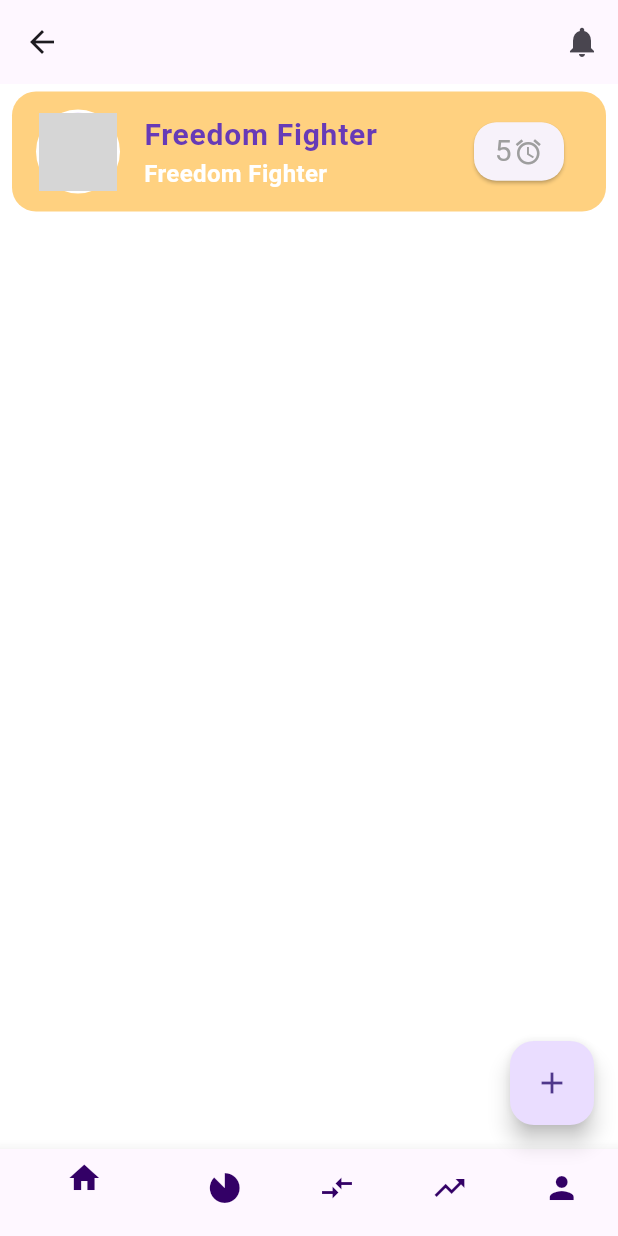
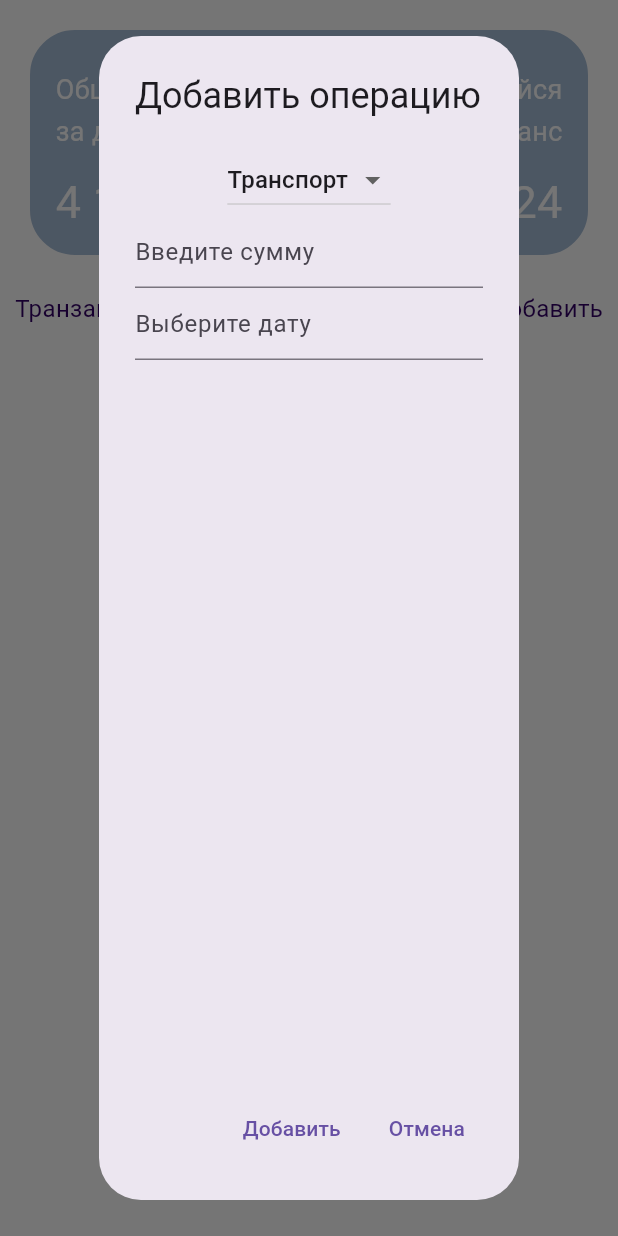
Before and after one commit to allexandrsokollov/FFF, a Flutter app: the MainScreen screen opened directly, after a tap on the "add" icon, on a phone screen of 412 x 824 dp. Run offline on Flutter 3.47's test engine with Material 3 defaults, Android fonts, the light colour scheme and no system bars; our stand-ins replace flutter_otp_text_field; accounts and stored records are empty; grey boxes are pictures that could not be loaded.

Commit message:
Made MainScreen (added transactions and balance)

```diff
--- a/mobile/lib/LoginScreen.dart
+++ b/mobile/lib/LoginScreen.dart
@@ -1,4 +1,5 @@
 import 'package:app_planning_budget/MainScreen.dart';
+import 'package:app_planning_budget/Pages.dart';
 import 'package:flutter/cupertino.dart';
 import 'package:flutter/material.dart';
 import 'package:flutter/painting.dart';
@@ -141,7 +142,7 @@ class _PasswordFieldState extends State<PasswordField> {
 }
 
 void goToTheMainScreen(BuildContext context) {
-  Navigator.push(context, MaterialPageRoute(builder: (context) => MainScreen()));
+  Navigator.push(context, MaterialPageRoute(builder: (context) => Pages()));
 }
 
 class LoginButton extends StatelessWidget {
--- a/mobile/lib/MainScreen.dart
+++ b/mobile/lib/MainScreen.dart
@@ -1,7 +1,9 @@
 import 'package:flutter/cupertino.dart';
 import 'package:flutter/material.dart';
 import 'package:flutter/painting.dart';
+import 'package:flutter/services.dart';
 import 'package:flutter/widgets.dart';
+import 'package:intl/intl.dart';
 
 class MainScreen extends StatefulWidget {
   const MainScreen({super.key});
@@ -12,14 +14,32 @@ class MainScreen extends StatefulWidget {
 
 class MainScreenState extends State<MainScreen> {
   List<Widget> transactions = [];
+  final TextEditingController sumController = TextEditingController();
+  final TextEditingController dateController = TextEditingController();
+  String selectedCategory = "Транспорт";
+
+  List<DropdownMenuItem<String>> categories = [
+    DropdownMenuItem(child: Text("Транспорт"), value: "Транспорт"),
+    DropdownMenuItem(child: Text('Рестораны'), value: "Рестораны")
+  ];
 
   void addTransaction() {
       setState(() {
         transactions.add(transaction());
       });
+
+      Navigator.pop(context);
+
+      //sumController.dispose();
+  }
+
+  @override
+  void dispose() {
+    super.dispose();
   }
 
     Widget transaction() {
+
     return Container(
       height: 80,
       margin: const EdgeInsets.only(top: 5,left: 8,right: 8),
@@ -35,50 +55,12 @@ class MainScreenState extends State<MainScreen> {
             child: CircleAvatar(
               radius:  26,
               backgroundImage:  NetworkImage(
-                  "https://i.pinimg.com/originals/71/83/70/7183704aac01413c86805c19c1586e2b.jpg"),
+                  "https://img2.freepng.ru/20180721/plg/kisspng-computer-icons-rss-web-feed-blog-for-inspiration-and-recognition-of-science-and-tec-5b532bd6a76a01.8609731515321773666857.jpg"),
             ),
           ),
-          title: const Text(
-            "Freedom Fighter",
-            style: TextStyle(fontSize: 20, fontWeight: FontWeight.w700,color: Colors.deepPurple),
-          ),
-          subtitle: const Text(
-            'Freedom Fighter',
-            style: TextStyle(
-                fontWeight: FontWeight.w600,
-                fontSize: 16,
-                color: Colors.white),
-          ),
-          trailing: Card(
-            elevation: 1,
-            shape: RoundedRectangleBorder(
-              borderRadius: BorderRadius.circular(15.0),
-            ),
-            child: Padding(
-              padding: const EdgeInsets.all(5.0),
-              child: Container(
-                width: 50,
-                child: const Row(
-                  mainAxisSize: MainAxisSize.min,
-                  mainAxisAlignment: MainAxisAlignment.center,
-                  children: [
-                    Text('5',
-                        style: TextStyle(
-                            fontSize: 20, color: Colors.grey)),
-                    SizedBox(
-                      width: 1,
-                    ),
-                    Icon(
-                      Icons.access_alarms_outlined,
-                      textDirection: TextDirection.rtl,
-                      size: 20,
-                      color: Colors.grey,
-                    )
-                  ],
-                ),
-              ),
-            ),
-          ),
+          title: Text(selectedCategory, style: TextStyle(fontSize: 20)),
+          subtitle: Text(dateController.text, style: TextStyle(fontSize: 12)),
+          trailing: Text(sumController.text + "₽", style: TextStyle(fontSize: 22)),
         ),
       ),
     );
@@ -87,33 +69,151 @@ class MainScreenState extends State<MainScreen> {
   @override
   Widget build(BuildContext context) {
     return  Scaffold(
-      appBar: AppBar(
-        actions: [
-          IconButton(onPressed: () {}, icon: Icon(Icons.notifications))
+      backgroundColor: Colors.white,
+      body: Column(
+        children: [
+          Padding(
+              padding: EdgeInsets.all(20),
+            child: Container(
+                height: 150,
+                width: double.infinity,
+                decoration: BoxDecoration(
+                    color: Color(0xffA6BDD7),
+                    border: Border.all(width: 2, color: Color(0xffA6BDD7)),
+                    borderRadius: BorderRadius.circular(30)
+                ),
+                child: const Row(
+                  children: [
+                    Column(
+                      crossAxisAlignment: CrossAxisAlignment.start,
+                      children: [
+                        SizedBox(height: 10),
+                        Padding(
+                          padding: EdgeInsets.fromLTRB(15, 15, 0, 0),
+                          child: Text('Общие расходы', style: TextStyle(fontSize: 18, color: Colors.white)),
+                        ),
+                        Padding(
+                          padding: EdgeInsets.fromLTRB(15, 2, 0, 0),
+                          child: Text('за день', style: TextStyle(fontSize: 18, color: Colors.white)),
+                        ),
+                        SizedBox(height: 10),
+                        Padding(
+                          padding: EdgeInsets.fromLTRB(15, 2, 0, 0),
+                          child: Text('4 123', style: TextStyle(fontSize: 30, color: Colors.white)),
+                        ),
                       ],
                     ),
+                    Spacer(),
+                    Column(
+                      crossAxisAlignment: CrossAxisAlignment.end,
+                      children: [
+                        SizedBox(height: 10),
+                        Padding(
+                          padding: EdgeInsets.fromLTRB(0, 15, 15, 0),
+                          child: Text('Оставшийся', style: TextStyle(fontSize: 18, color: Colors.white)),
+                        ),
+                        Padding(
+                          padding: EdgeInsets.fromLTRB(0, 2, 15, 0),
+                          child: Text('баланс', style: TextStyle(fontSize: 18, color: Colors.white)),
+                        ),
+                        SizedBox(height: 10),
+                        Padding(
+                          padding: EdgeInsets.fromLTRB(0, 2, 15, 0),
+                          child: Text('8 924', style: TextStyle(fontSize: 30, color: Colors.white)),
+                        ),
+                      ],
+                    )
+                  ],
+                )
+            ),
+          ),
+          Row(
+            children: [
+              const Padding(padding: EdgeInsets.fromLTRB(10, 0, 0, 0), child: Text('Транзакции', style: TextStyle(color: Color(0xff330066), fontSize: 16))),
+              const Spacer(),
+              CircleAvatar(
+                backgroundColor: Color(0xff330066),
+                radius: 16,
+                child:  CircleAvatar(
                   backgroundColor: Colors.white,
-      body: Center(
+                  radius: 14,
+                  child: AddTransactionDialog(context)
+                )
+              ),
+              const SizedBox(width: 10),
+              const Padding(padding: EdgeInsets.fromLTRB(0, 0, 10, 0), child: Text('Добавить', style: TextStyle(color: Color(0xff330066), fontSize: 16))),
+            ],
+          ),
+          Expanded(
             child: ListView.builder(
               itemCount: transactions.length,
               itemBuilder: (context,index){
                 return transactions[index];
               }),
+          )
+        ]),
+    );
+  }
+
+  Widget AddTransactionDialog(BuildContext context) {
+    return IconButton(
+      padding: EdgeInsets.zero,
+      onPressed: () => showDialog(
+          context: context,
+          builder: (context) {
+            return StatefulBuilder(
+                builder: (context, setState) {
+                  return AlertDialog(
+                    title: const Text("Добавить операцию"),
+                    content: Column(
+                      children: [
+                        DropdownButton(
+                            value: selectedCategory,
+                            items: categories,
+                            onChanged: (String? newValue) {
+                              setState((){
+                              selectedCategory = newValue!;
+                              });
+                            },
                         ),
-      floatingActionButton: FloatingActionButton(
-        onPressed: addTransaction,
-        tooltip: 'Add',
-        child: const Icon(Icons.add),
-      ),
-      bottomNavigationBar: BottomNavigationBar (
-        items: const [
-          BottomNavigationBarItem(label: 'Домой',icon: Icon(Icons.home_sharp, color: Color(0xff330066))),
-          BottomNavigationBarItem(label: 'Аналитика', icon: Icon(Icons.incomplete_circle_outlined, color: Color(0xff330066))),
-          BottomNavigationBarItem(label: 'Последние транзакции', icon: Icon(Icons.compare_arrows,  color: Color(0xff330066))),
-          BottomNavigationBarItem(label: 'Планирование бюджета', icon: Icon(Icons.trending_up,  color: Color(0xff330066))),
-          BottomNavigationBarItem(label: 'Профиль', icon: Icon(Icons.person,  color: Color(0xff330066)))
+                        TextField(
+                          decoration: const InputDecoration(hintText: 'Введите сумму'),
+                          controller: sumController,
+                          keyboardType: TextInputType.number,
+                          inputFormatters: <TextInputFormatter>[
+                            FilteringTextInputFormatter.digitsOnly
                           ],
                         ),
+                        Center(
+                          child: TextField(
+                            readOnly: true,
+                            controller: dateController,
+                            decoration: const InputDecoration(hintText: 'Выберите дату'),
+                            onTap: () async {
+                              var date = await showDatePicker(
+                                  context: context,
+                                  initialDate: DateTime.now(),
+                                  firstDate: DateTime(1900),
+                                  lastDate: DateTime(2100));
+                              if (date != null) {
+                                dateController.text = DateFormat('dd MMMM yyyy').format(date);
+                              }
+                            },
+                          ),
+                        ),
+                      ],
+                    ),
+                    actions: <Widget>[
+                      TextButton(onPressed: addTransaction, child: const Text('Добавить')),
+                      TextButton(onPressed: () => Navigator.pop(context), child: const Text('Отмена'))
+                    ],
+                  );
+                }
+            );
+          }
+      ),
+      icon: const Icon(Icons.add),
+
     );
   }
 }
--- a/mobile/lib/main.dart
+++ b/mobile/lib/main.dart
@@ -11,6 +11,7 @@ class MainPages extends StatelessWidget {
   @override
   Widget build(BuildContext context) {
     return MaterialApp(
+        debugShowCheckedModeBanner: false,
       home: OpeningScreen()
     );
   }
--- a/mobile/pubspec.yaml
+++ b/mobile/pubspec.yaml
@@ -31,6 +31,7 @@ dependencies:
   flutter:
     sdk: flutter
   flutter_otp_text_field: ^1.1.0+2
+  intl: ^0.19.0
 
 
 
```
Also changed, not shown: mobile/lib/PasswordRecoveryScreen.dart (+0 -28 lines), mobile/pubspec.lock. Lines whose indentation alone changed are shown as unchanged.
